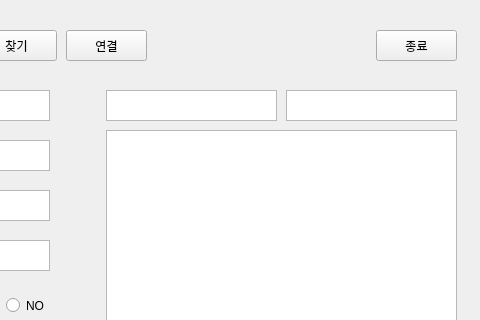
gi-ryong/operantchamber-project, file port.ui: the form before one commit; both pictures show x 204 to 684 and y 0 to 320 of the 684 by 412 pixel window.
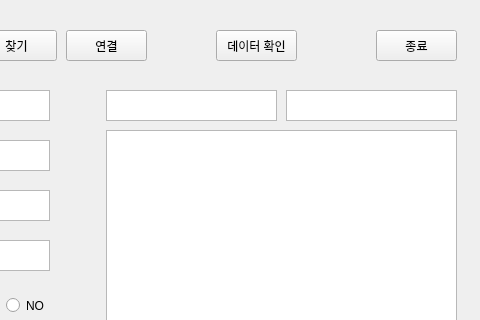
The form after the commit.

Patch:
```diff
--- a/port.ui
+++ b/port.ui
@@ -281,6 +281,19 @@
      <string>종료</string>
     </property>
    </widget>
+   <widget class="QPushButton" name="datawindow">
+    <property name="geometry">
+     <rect>
+      <x>420</x>
+      <y>30</y>
+      <width>81</width>
+      <height>31</height>
+     </rect>
+    </property>
+    <property name="text">
+     <string>데이터 확인</string>
+    </property>
+   </widget>
   </widget>
   <widget class="QStatusBar" name="statusBar"/>
   <action name="actionopen">
```
